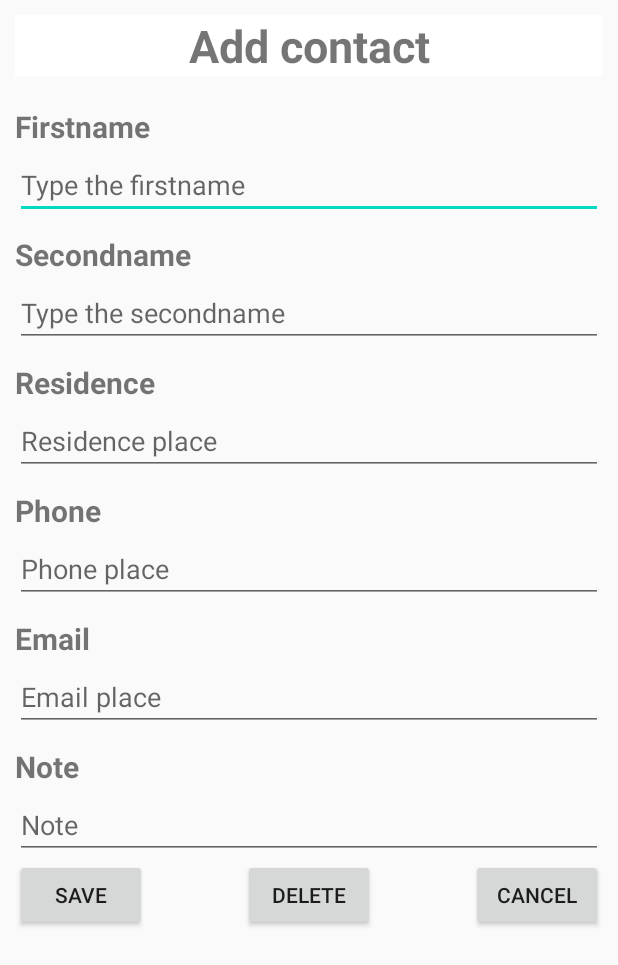
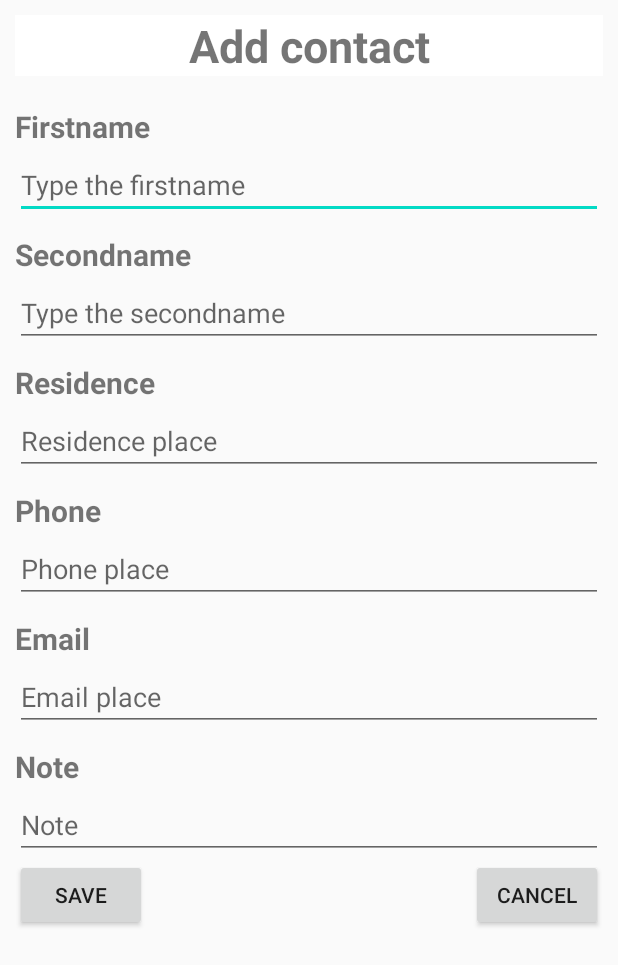
Before and after one commit to pikooli/ft_hangout, an Android app: the screen it shows after launch (AddContactActivity), after a tap on "ADD", on a phone screen of 412 x 824 dp. Shown: the top 965 px of the screen. Run offline under Robolectric (Android 15) with nearby library versions, the phone set to English and light mode, and no system bars.

Commit message:
remove the delete button on add

```diff
--- a/app/src/main/java/com/example/ft_hangout/Control/AddContactActivity.java
+++ b/app/src/main/java/com/example/ft_hangout/Control/AddContactActivity.java
@@ -8,6 +8,7 @@ import android.content.SharedPreferences;
 import android.database.sqlite.SQLiteDatabase;
 import android.os.Bundle;
 import android.view.View;
+import android.widget.Button;
 import android.widget.EditText;
 import android.widget.TextView;
 import android.widget.Toast;
@@ -28,6 +29,7 @@ public class AddContactActivity extends AppCompatActivity {
     private  EditText number;
     private  EditText email;
     private  EditText note;
+    private Button delete;
     private  String id;
     private Contact contact;
     private View header;
@@ -49,6 +51,7 @@ public class AddContactActivity extends AppCompatActivity {
         email = (EditText) findViewById(R.id.Email);
         note = (EditText) findViewById(R.id.Note);
         header = (TextView) findViewById(R.id.title);
+        delete = (Button) findViewById(R.id.delete);
         datasource = new ContactDatasource(this);
         mPreferences = getSharedPreferences(MYPREFERENCE, Context.MODE_PRIVATE);
         header.setBackgroundResource(mPreferences.getInt("color", R.color.white));
@@ -57,7 +60,10 @@ public class AddContactActivity extends AppCompatActivity {
         id = getIntent().getStringExtra("id");
         if (id.length() > 0)
             edit();
+        else
+            delete.setVisibility(View.GONE);
     }
+
     public void edit()
     {
         title.setText(R.string.edit_contact);
--- a/app/src/main/res/layout/activity_add_contact.xml
+++ b/app/src/main/res/layout/activity_add_contact.xml
@@ -147,6 +147,7 @@
         android:text="@string/save"
         android:onClick="save"></Button>
         <Button
+            android:id="@+id/delete"
             android:layout_width="wrap_content"
             android:layout_height="wrap_content"
             android:layout_alignParentBottom="true"
```
Also changed, not shown: gradle/wrapper/gradle-wrapper.properties, 5 other files.
